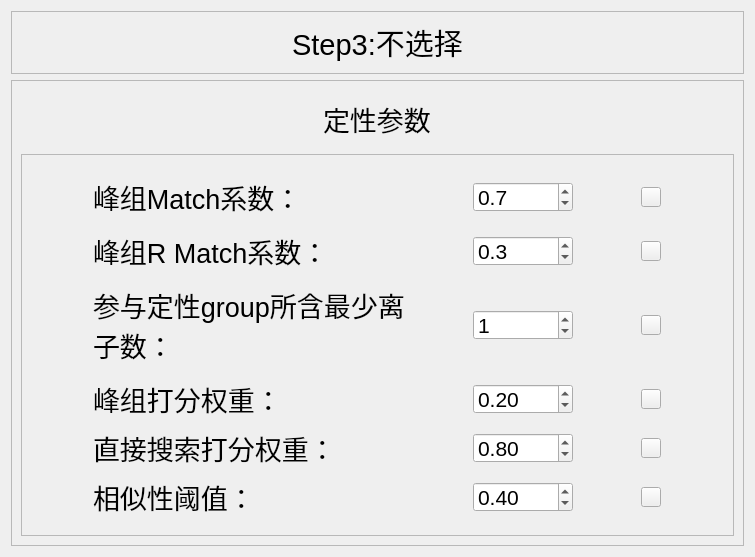
Before: the Qt Designer form Dataanalysis/step_3.ui in yuanhonglun/GC-WTS, drawn with Qt 5.
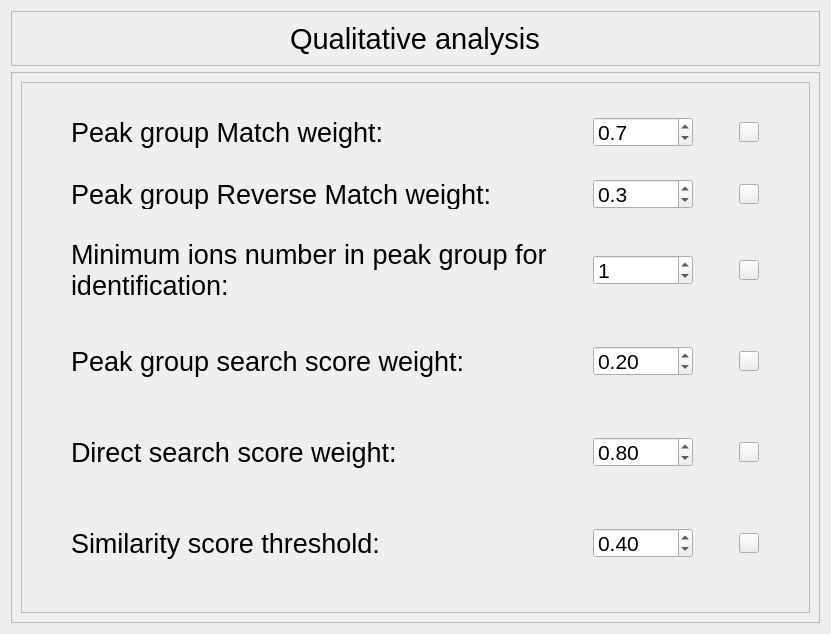
After: the same form once the commit is applied. Icons and pictures are not drawn.

```diff
--- a/Dataanalysis/step_3.ui
+++ b/Dataanalysis/step_3.ui
@@ -6,8 +6,8 @@
    <rect>
     <x>0</x>
     <y>0</y>
-    <width>755</width>
-    <height>557</height>
+    <width>831</width>
+    <height>634</height>
    </rect>
   </property>
   <property name="windowTitle">
@@ -22,37 +22,7 @@
      <property name="frameShadow">
       <enum>QFrame::Raised</enum>
      </property>
-     <layout class="QVBoxLayout" name="verticalLayout" stretch="1,10">
-      <item>
-       <widget class="QWidget" name="widget_5" native="true">
-        <layout class="QHBoxLayout" name="horizontalLayout_2">
-         <item>
-          <widget class="QLabel" name="label_7">
-           <property name="sizePolicy">
-            <sizepolicy hsizetype="Maximum" vsizetype="Preferred">
-             <horstretch>0</horstretch>
-             <verstretch>0</verstretch>
-            </sizepolicy>
-           </property>
-           <property name="font">
-            <font>
-             <pointsize>20</pointsize>
-             <weight>50</weight>
-             <italic>false</italic>
-             <bold>false</bold>
-            </font>
-           </property>
-           <property name="styleSheet">
-            <string notr="true">font: 20pt;</string>
-           </property>
-           <property name="text">
-            <string>定性参数</string>
-           </property>
-          </widget>
-         </item>
-        </layout>
-       </widget>
-      </item>
+     <layout class="QVBoxLayout" name="verticalLayout" stretch="10">
       <item>
        <widget class="QFrame" name="frame_2">
         <property name="frameShape">
@@ -94,7 +64,7 @@
             <string notr="true">font: 20pt;</string>
            </property>
            <property name="text">
-            <string>峰组Match系数：</string>
+            <string>Peak group Match weight:</string>
            </property>
           </widget>
          </item>
@@ -190,7 +160,7 @@
             <string notr="true">font: 20pt;</string>
            </property>
            <property name="text">
-            <string>峰组R Match系数：</string>
+            <string>Peak group Reverse Match weight:</string>
            </property>
           </widget>
          </item>
@@ -253,6 +223,18 @@
          </item>
          <item row="2" column="0">
           <widget class="QLabel" name="label_4">
+           <property name="minimumSize">
+            <size>
+             <width>0</width>
+             <height>60</height>
+            </size>
+           </property>
+           <property name="maximumSize">
+            <size>
+             <width>16777215</width>
+             <height>60</height>
+            </size>
+           </property>
            <property name="font">
             <font>
              <pointsize>20</pointsize>
@@ -265,7 +247,7 @@
             <string notr="true">font: 20pt;</string>
            </property>
            <property name="text">
-            <string>参与定性group所含最少离子数：</string>
+            <string>Minimum ions number in peak group for identification:</string>
            </property>
            <property name="wordWrap">
             <bool>true</bool>
@@ -337,13 +319,13 @@
            <property name="minimumSize">
             <size>
              <width>0</width>
-             <height>30</height>
+             <height>60</height>
             </size>
            </property>
            <property name="maximumSize">
             <size>
              <width>16777215</width>
-             <height>30</height>
+             <height>60</height>
             </size>
            </property>
            <property name="font">
@@ -358,10 +340,10 @@
             <string notr="true">font: 20pt;</string>
            </property>
            <property name="text">
-            <string>峰组打分权重：</string>
+            <string>Peak group search score weight:</string>
            </property>
            <property name="wordWrap">
-            <bool>true</bool>
+            <bool>false</bool>
            </property>
           </widget>
          </item>
@@ -433,13 +415,13 @@
            <property name="minimumSize">
             <size>
              <width>0</width>
-             <height>30</height>
+             <height>60</height>
             </size>
            </property>
            <property name="maximumSize">
             <size>
              <width>16777215</width>
-             <height>30</height>
+             <height>60</height>
             </size>
            </property>
            <property name="font">
@@ -454,10 +436,10 @@
             <string notr="true">font: 20pt;</string>
            </property>
            <property name="text">
-            <string>直接搜索打分权重：</string>
+            <string>Direct search score weight:</string>
            </property>
            <property name="wordWrap">
-            <bool>true</bool>
+            <bool>false</bool>
            </property>
           </widget>
          </item>
@@ -532,13 +514,13 @@
            <property name="minimumSize">
             <size>
              <width>0</width>
-             <height>30</height>
+             <height>60</height>
             </size>
            </property>
            <property name="maximumSize">
             <size>
              <width>16777215</width>
-             <height>30</height>
+             <height>60</height>
             </size>
            </property>
            <property name="font">
@@ -553,10 +535,10 @@
             <string notr="true">font: 20pt;</string>
            </property>
            <property name="text">
-            <string>相似性阈值：</string>
+            <string>Similarity score threshold:</string>
            </property>
            <property name="wordWrap">
-            <bool>true</bool>
+            <bool>false</bool>
            </property>
           </widget>
          </item>
@@ -655,7 +637,7 @@
          <string notr="true">font: 22pt;</string>
         </property>
         <property name="text">
-         <string>Step3:不选择</string>
+         <string>Qualitative analysis</string>
         </property>
        </widget>
       </item>
```
Left out of the diff: 54 changed lines with no effect on the pictures.
